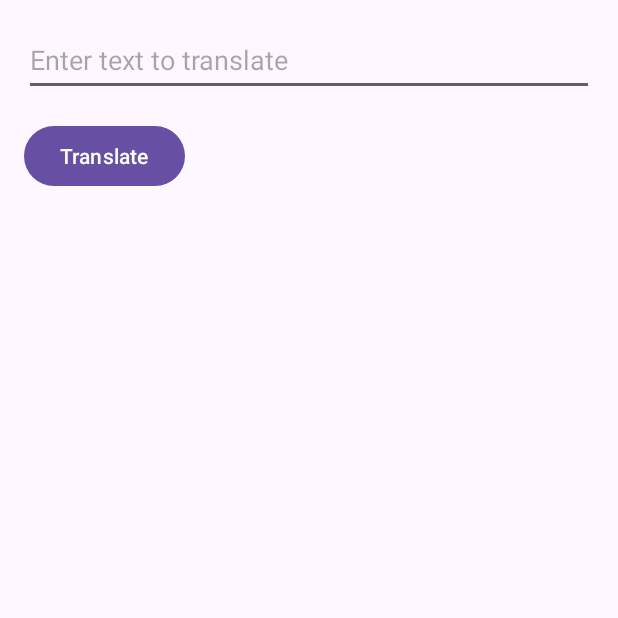
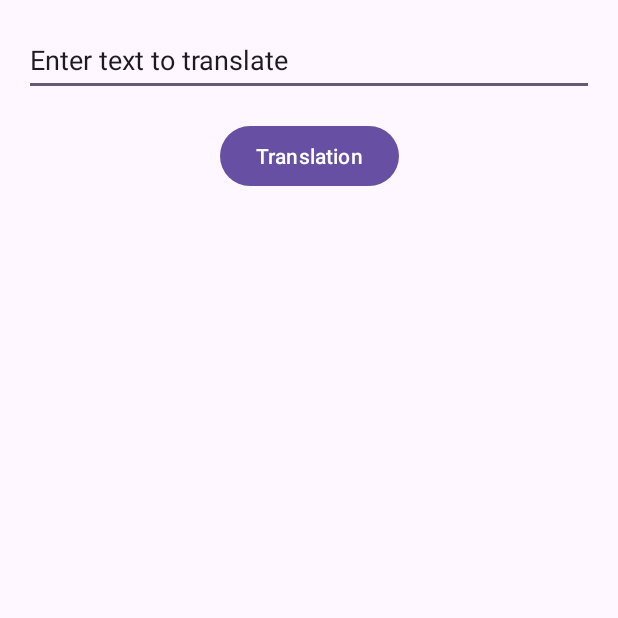
Before and after one commit to itc-s23006/translation, an Android app: the screen it shows after launch (MainActivity), on a phone screen of 412 x 824 dp, the top half of it. Run offline under Robolectric (Android 15) with nearby library versions, the phone set to English and light mode, and no system bars.

Commit message:
いろいろ、修正

```diff
--- a/app/src/main/java/jp/ac/it_college/std/s23006/translation/MainActivity.kt
+++ b/app/src/main/java/jp/ac/it_college/std/s23006/translation/MainActivity.kt
@@ -24,7 +24,7 @@ class MainActivity : AppCompatActivity() {
 
         translateButton.setOnClickListener {
             val text = inputText.text.toString()
-            val call = service.translate(text)
+            val call = service.translate(text, "en", "ja")
 
             call.enqueue(object : Callback<TranslationResponse> {
                 override fun onResponse(call: Call<TranslationResponse>, response: Response<TranslationResponse>) {
--- a/app/src/main/java/jp/ac/it_college/std/s23006/translation/TranslationService.kt
+++ b/app/src/main/java/jp/ac/it_college/std/s23006/translation/TranslationService.kt
@@ -9,6 +9,6 @@ interface TranslationService {
     fun translate(
         @Query("q") text: String,
         @Query("source") sourceLang: String = "auto",
-        @Query("target") targetLang: String = "ja",
+        @Query("target") targetLang: String
     ): Call<TranslationResponse>
 }
--- a/app/src/main/res/layout/activity_main.xml
+++ b/app/src/main/res/layout/activity_main.xml
@@ -1,31 +1,40 @@
-<?xml version="1.0" encoding="utf-8"?>
-<RelativeLayout xmlns:android="http://schemas.android.com/apk/res/android"
+<androidx.constraintlayout.widget.ConstraintLayout xmlns:android="http://schemas.android.com/apk/res/android"
     android:layout_width="match_parent"
     android:layout_height="match_parent"
+    xmlns:app="http://schemas.android.com/apk/res-auto"
     android:padding="16dp">
 
     <EditText
         android:id="@+id/inputText"
-        android:layout_width="match_parent"
+        android:layout_width="0dp"
         android:layout_height="wrap_content"
-        android:hint="Enter text to translate"
+        android:text="@string/example_text"
         android:inputType="text"
-        android:minHeight="48dp" /> <!-- タッチターゲットを48dpに設定 -->
-
+        android:autofillHints="language"
+        android:minHeight="48dp"
+        android:hint="@string/example_text"
+        app:layout_constraintTop_toTopOf="parent"
+        app:layout_constraintStart_toStartOf="parent"
+        app:layout_constraintEnd_toEndOf="parent" />
 
     <Button
         android:id="@+id/translateButton"
         android:layout_width="wrap_content"
         android:layout_height="wrap_content"
-        android:text="Translate"
-        android:layout_below="@id/inputText"
+        android:text="@string/app_name"
+        app:layout_constraintTop_toBottomOf="@id/inputText"
+        app:layout_constraintStart_toStartOf="parent"
+        app:layout_constraintEnd_toEndOf="parent"
         android:layout_marginTop="16dp" />
 
     <TextView
         android:id="@+id/resultText"
-        android:layout_width="match_parent"
+        android:layout_width="0dp"
         android:layout_height="wrap_content"
-        android:layout_below="@id/translateButton"
-        android:layout_marginTop="16dp"
-        android:textSize="18sp"/>
-</RelativeLayout>
+        android:textSize="18sp"
+        app:layout_constraintTop_toBottomOf="@id/translateButton"
+        app:layout_constraintStart_toStartOf="parent"
+        app:layout_constraintEnd_toEndOf="parent"
+        android:layout_marginTop="16dp" />
+
+</androidx.constraintlayout.widget.ConstraintLayout>
--- a/app/src/main/res/values/strings.xml
+++ b/app/src/main/res/values/strings.xml
@@ -3,4 +3,5 @@
         <string name="translation_error">翻訳エラー</string>
         <string name="translation_error_with_code">翻訳エラー: %1$d</string>
         <string name="translation_error_with_message">翻訳エラー: %1$s</string>
+        <string name="example_text">Enter text to translate</string>
 </resources>
```
